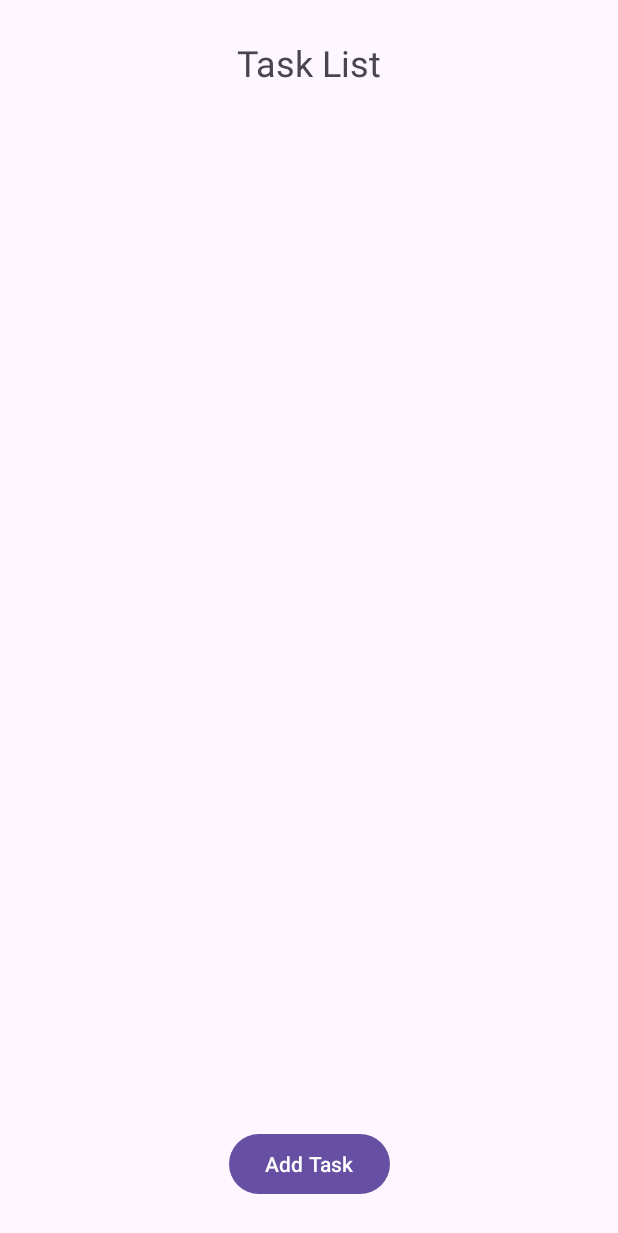
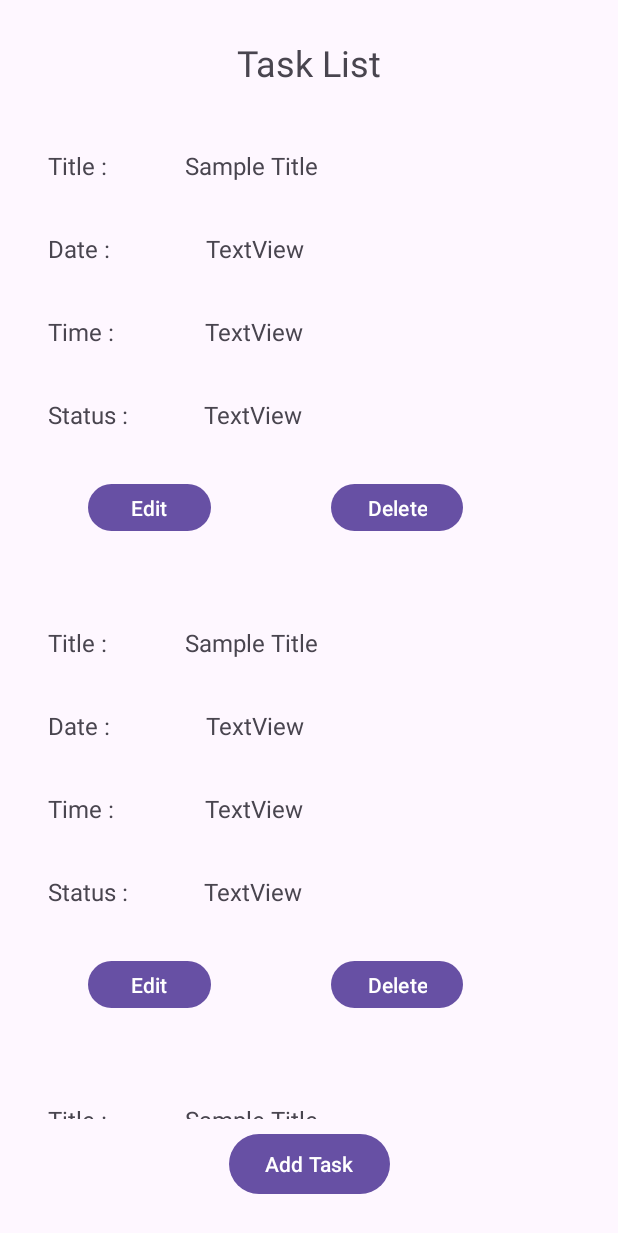
Before and after one commit to kavinda0126/TaskApp, an Android app: the screen it shows after launch (MainActivity), on a phone screen of 412 x 824 dp. Shown: the top 1233 px of the screen. Run offline under Robolectric (Android 15) with nearby library versions, the phone set to English and light mode, and no system bars.

Commit message:
initial recycler functionality implemented

```diff
--- /dev/null
+++ b/app/src/main/java/com/example/taskapp/Adapter/TaskAdapter.kt
@@ -0,0 +1,25 @@
+package com.example.taskapp.Adapter
+
+import android.view.LayoutInflater
+import android.view.ViewGroup
+import androidx.recyclerview.widget.RecyclerView.Adapter
+import androidx.recyclerview.widget.RecyclerView.ViewHolder
+import com.example.taskapp.R
+import com.example.taskapp.ViewHolder.TaskVH
+
+class TaskAdapter:Adapter<TaskVH>() {
+    override fun onCreateViewHolder(parent: ViewGroup, viewType: Int): TaskVH {
+        val view = LayoutInflater.from(parent.context).inflate(R.layout.view_item,parent,false)
+
+        return TaskVH(view)
+    }
+
+    override fun getItemCount(): Int {
+        return 10
+    }
+
+    override fun onBindViewHolder(holder: TaskVH, position: Int) {
+        holder.titleinput.text="Sample Title"
+
+    }
+}
--- a/app/src/main/java/com/example/taskapp/MainActivity.kt
+++ b/app/src/main/java/com/example/taskapp/MainActivity.kt
@@ -2,10 +2,18 @@ package com.example.taskapp
 
 import androidx.appcompat.app.AppCompatActivity
 import android.os.Bundle
+import androidx.recyclerview.widget.LinearLayoutManager
+import androidx.recyclerview.widget.RecyclerView
+import com.example.taskapp.Adapter.TaskAdapter
 
 class MainActivity : AppCompatActivity() {
     override fun onCreate(savedInstanceState: Bundle?) {
         super.onCreate(savedInstanceState)
         setContentView(R.layout.activity_main)
+
+        val recyclerView:RecyclerView=findViewById(R.id.rvTaskList)
+        val taskAdapter = TaskAdapter()
+        recyclerView.adapter=taskAdapter
+        recyclerView.layoutManager=LinearLayoutManager(this)
     }
 }
--- /dev/null
+++ b/app/src/main/java/com/example/taskapp/ViewHolder/TaskVH.kt
@@ -0,0 +1,18 @@
+package com.example.taskapp.ViewHolder
+
+import android.view.View
+import android.widget.Button
+import android.widget.TextView
+import androidx.recyclerview.widget.RecyclerView.ViewHolder
+import com.example.taskapp.R
+
+class TaskVH(view: View):ViewHolder(view) {
+
+    val titleinput:TextView=view.findViewById(R.id.titleinput)
+    val dateinput:TextView=view.findViewById(R.id.dateinput)
+    val timeinput:TextView=view.findViewById(R.id.timeinput)
+    val statusinput:TextView=view.findViewById(R.id.statusinput)
+    val editbtn:Button=view.findViewById(R.id.editbtn)
+    val deletebtn:Button=view.findViewById(R.id.deletebtn)
+
+}
--- a/app/src/main/java/com/example/taskapp/database/task.kt
+++ b/app/src/main/java/com/example/taskapp/database/task.kt
@@ -9,7 +9,7 @@ data class Task(
     var date: String?,
     var time: String?,
     var description: String?,
-    var isCompleted: Boolean = false
+    var isCompleted: String?,
 ){
     @PrimaryKey(autoGenerate = true)
     var id:Int?=null
--- /dev/null
+++ b/app/src/main/res/layout/view_item.xml
@@ -0,0 +1,133 @@
+<?xml version="1.0" encoding="utf-8"?>
+<androidx.constraintlayout.widget.ConstraintLayout xmlns:android="http://schemas.android.com/apk/res/android"
+    xmlns:app="http://schemas.android.com/apk/res-auto"
+    xmlns:tools="http://schemas.android.com/tools"
+    android:layout_width="match_parent"
+    android:layout_height="wrap_content">
+
+    <TextView
+        android:id="@+id/titlelabel"
+        android:layout_width="wrap_content"
+        android:layout_height="wrap_content"
+        android:layout_marginStart="16dp"
+        android:layout_marginTop="33dp"
+        android:text="@string/title"
+        android:textSize="16sp"
+        app:layout_constraintStart_toStartOf="parent"
+        app:layout_constraintTop_toTopOf="parent" />
+
+    <TextView
+        android:id="@+id/datelabel"
+        android:layout_width="wrap_content"
+        android:layout_height="wrap_content"
+        android:layout_marginStart="16dp"
+        android:layout_marginTop="33dp"
+        android:text="@string/date"
+        android:textSize="16sp"
+        app:layout_constraintStart_toStartOf="parent"
+        app:layout_constraintTop_toBottomOf="@+id/titlelabel" />
+
+    <TextView
+        android:id="@+id/timelabel"
+        android:layout_width="wrap_content"
+        android:layout_height="wrap_content"
+        android:layout_marginStart="16dp"
+        android:layout_marginTop="33dp"
+        android:text="@string/time"
+        android:textSize="16sp"
+        app:layout_constraintStart_toStartOf="parent"
+        app:layout_constraintTop_toBottomOf="@+id/datelabel" />
+
+    <TextView
+        android:id="@+id/statuslabel"
+        android:layout_width="wrap_content"
+        android:layout_height="wrap_content"
+        android:layout_marginStart="16dp"
+        android:layout_marginTop="33dp"
+        android:text="@string/status"
+        android:textSize="16sp"
+        app:layout_constraintStart_toStartOf="parent"
+        app:layout_constraintTop_toBottomOf="@+id/timelabel" />
+
+    <TextView
+        android:id="@+id/titleinput"
+        android:layout_width="wrap_content"
+        android:layout_height="wrap_content"
+        android:layout_marginStart="80dp"
+        android:layout_marginTop="33dp"
+        android:layout_marginEnd="212dp"
+        android:text="TextView"
+        android:textSize="16sp"
+        app:layout_constraintEnd_toEndOf="parent"
+        app:layout_constraintStart_toEndOf="@+id/titlelabel"
+        app:layout_constraintTop_toTopOf="parent" />
+
+    <TextView
+        android:id="@+id/dateinput"
+        android:layout_width="wrap_content"
+        android:layout_height="wrap_content"
+        android:layout_marginStart="80dp"
+        android:layout_marginTop="33dp"
+        android:layout_marginEnd="209dp"
+        android:text="TextView"
+        android:textSize="16sp"
+        app:layout_constraintEnd_toEndOf="parent"
+        app:layout_constraintStart_toEndOf="@+id/datelabel"
+        app:layout_constraintTop_toBottomOf="@+id/titleinput" />
+
+    <TextView
+        android:id="@+id/timeinput"
+        android:layout_width="wrap_content"
+        android:layout_height="wrap_content"
+        android:layout_marginStart="76dp"
+        android:layout_marginTop="33dp"
+        android:layout_marginEnd="210dp"
+        android:text="TextView"
+        android:textSize="16sp"
+        app:layout_constraintEnd_toEndOf="parent"
+        app:layout_constraintStart_toEndOf="@+id/timelabel"
+        app:layout_constraintTop_toBottomOf="@+id/dateinput" />
+
+    <TextView
+        android:id="@+id/statusinput"
+        android:layout_width="wrap_content"
+        android:layout_height="wrap_content"
+        android:layout_marginStart="66dp"
+        android:layout_marginTop="33dp"
+        android:layout_marginEnd="210dp"
+        android:text="TextView"
+        android:textSize="16sp"
+        app:layout_constraintEnd_toEndOf="parent"
+        app:layout_constraintStart_toEndOf="@+id/statuslabel"
+        app:layout_constraintTop_toBottomOf="@+id/timeinput" />
+
+    <androidx.constraintlayout.widget.ConstraintLayout
+        android:layout_width="410dp"
+        android:layout_height="81dp"
+        android:layout_marginTop="15dp"
+        android:orientation="horizontal"
+        app:layout_constraintEnd_toEndOf="parent"
+        app:layout_constraintTop_toBottomOf="@+id/statuslabel">
+
+        <Button
+            android:id="@+id/editbtn"
+            android:layout_width="82dp"
+            android:layout_height="39dp"
+            android:layout_marginStart="72dp"
+            android:layout_marginTop="16dp"
+            android:text="@string/editbtn"
+            app:layout_constraintStart_toStartOf="parent"
+            app:layout_constraintTop_toTopOf="parent" />
+
+        <Button
+            android:id="@+id/deletebtn"
+            android:layout_width="wrap_content"
+            android:layout_height="39dp"
+            android:layout_marginTop="16dp"
+            android:layout_marginEnd="88dp"
+            android:text="@string/deletebtn"
+            app:layout_constraintEnd_toEndOf="parent"
+            app:layout_constraintTop_toTopOf="parent" />
+    </androidx.constraintlayout.widget.ConstraintLayout>
+
+</androidx.constraintlayout.widget.ConstraintLayout>
--- a/app/src/main/res/values/strings.xml
+++ b/app/src/main/res/values/strings.xml
@@ -2,4 +2,14 @@
     <string name="app_name">TaskApp</string>
     <string name="task_list_heading">Task List</string>
     <string name="add_task">Add Task</string>
+
+    <string name="title">Title : </string>
+    <string name="date">Date : </string>
+    <string name="time">Time : </string>
+    <string name="description">Description : </string>
+    <string name="status">Status : </string>
+
+
+    <string name="editbtn">Edit</string>
+    <string name="deletebtn">Delete</string>
 </resources>
```
